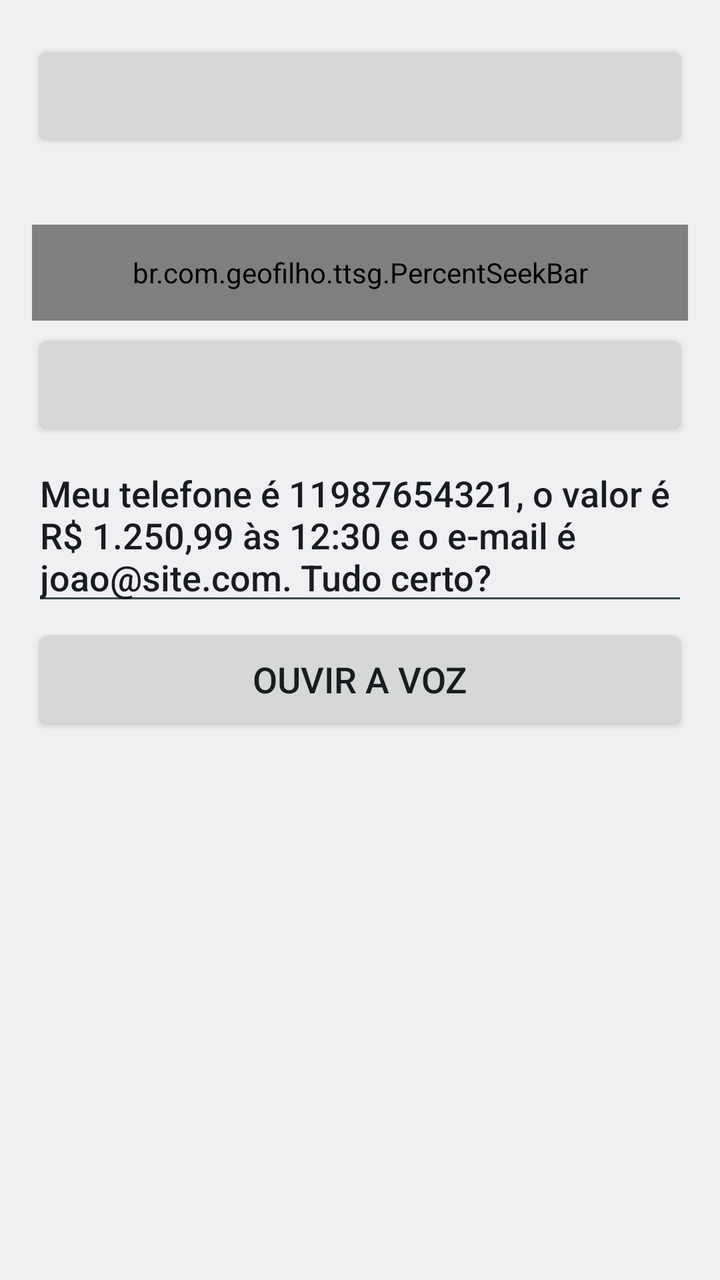
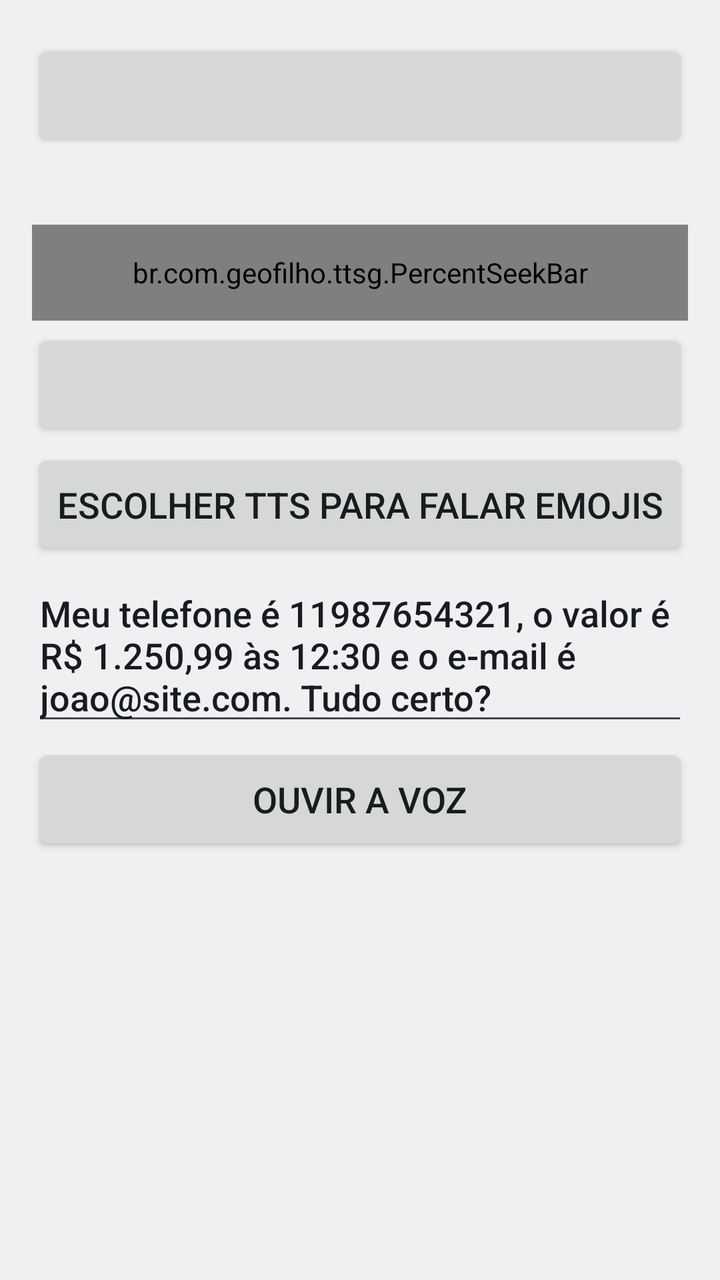

The first picture is an Android layout as it rendered before a commit; the second is the same layout after the commit. The layout source and the unified diff follow.
<!-- AndroidManifest.xml: application theme AppTheme -->
<!-- res/layout/activity_numbers.xml -->
<?xml version="1.0" encoding="utf-8"?>
<ScrollView xmlns:android="http://schemas.android.com/apk/res/android"
    android:layout_width="match_parent"
    android:layout_height="match_parent"
    android:fillViewport="true">

    <LinearLayout
        android:layout_width="match_parent"
        android:layout_height="wrap_content"
        android:orientation="vertical"
        android:padding="16dp">

        <Button
            android:id="@+id/btn_numbers"
            style="@style/Row" />

        <TextView
            android:id="@+id/lbl_number_rate"
            style="@style/SliderLabel" />

        <br.com.geofilho.ttsg.PercentSeekBar
            android:id="@+id/seek_number_rate"
            style="@style/Slider" />

        <Button
            android:id="@+id/btn_punctuation"
            style="@style/Row" />

        <EditText
            android:id="@+id/edit_test"
            style="@style/Row"
            android:hint="@string/hint_test_text"
            android:importantForAutofill="no"
            android:inputType="textMultiLine|textCapSentences"
            android:text="@string/numbers_test_text" />

        <Button
            android:id="@+id/btn_test"
            style="@style/Row"
            android:text="@string/listen" />
    </LinearLayout>
</ScrollView>
<!-- resources referenced by this layout -->
<resources>
  <string name="hint_test_text">Texto para testar a voz</string>
  <string name="listen">Ouvir a voz</string>
  <string name="numbers_test_text">Meu telefone é 11987654321, o valor é R$ 1.250,99 às 12:30 e o e-mail é joao@site.com. Tudo certo?</string>
  <style name="Row">
          <item name="android:layout_width">match_parent</item>
          <item name="android:layout_height">wrap_content</item>
          <item name="android:minHeight">56dp</item>
          <item name="android:layout_marginTop">4dp</item>
          <item name="android:textSize">18sp</item>
      </style>
  <style name="Slider">
          <item name="android:layout_width">match_parent</item>
          <item name="android:layout_height">48dp</item>
          <item name="android:max">100</item>
      </style>
  <style name="SliderLabel">
          <item name="android:layout_width">match_parent</item>
          <item name="android:layout_height">wrap_content</item>
          <item name="android:layout_marginTop">12dp</item>
          <item name="android:textSize">18sp</item>
          <item name="android:importantForAccessibility">no</item>
      </style>
  <style name="AppTheme" parent="android:Theme.Material.Light.DarkActionBar" />
</resources>

<!-- the commit's change to res/layout/activity_numbers.xml (unified diff, before → after) -->
@@ -26,6 +26,11 @@
             android:id="@+id/btn_punctuation"
             style="@style/Row" />
 
+        <Button
+            android:id="@+id/btn_emoji"
+            style="@style/Row"
+            android:text="@string/emoji_voice" />
+
         <EditText
             android:id="@+id/edit_test"
             style="@style/Row"
<!-- resource entries referenced after the edit -->
@@ -1,5 +1,6 @@
 <!-- resources referenced by this layout -->
 <resources>
+  <string name="emoji_voice">Escolher TTS para falar emojis</string>
   <string name="hint_test_text">Texto para testar a voz</string>
   <string name="listen">Ouvir a voz</string>
   <string name="numbers_test_text">Meu telefone é 11987654321, o valor é R$ 1.250,99 às 12:30 e o e-mail é joao@site.com. Tudo certo?</string>
